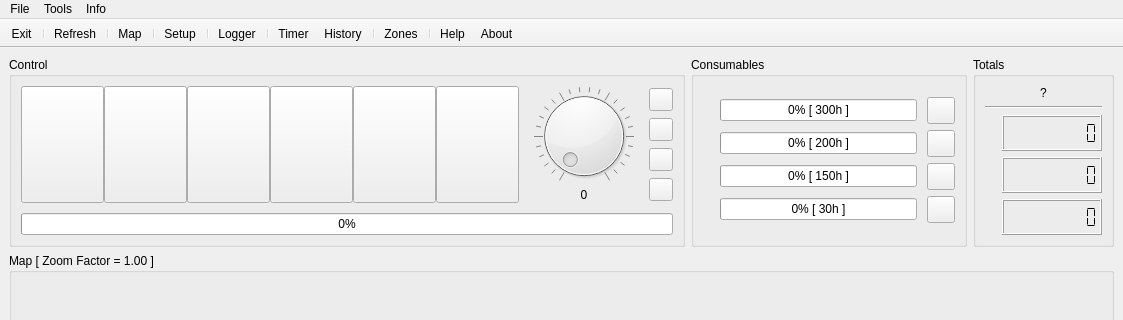
Before: the Qt Designer form res/ui/mainwindow.ui in LazyT/rrcc, drawn with Qt 5; both pictures show x 0 to 1123 and y 0 to 320 of the 1123 by 533 pixel window.
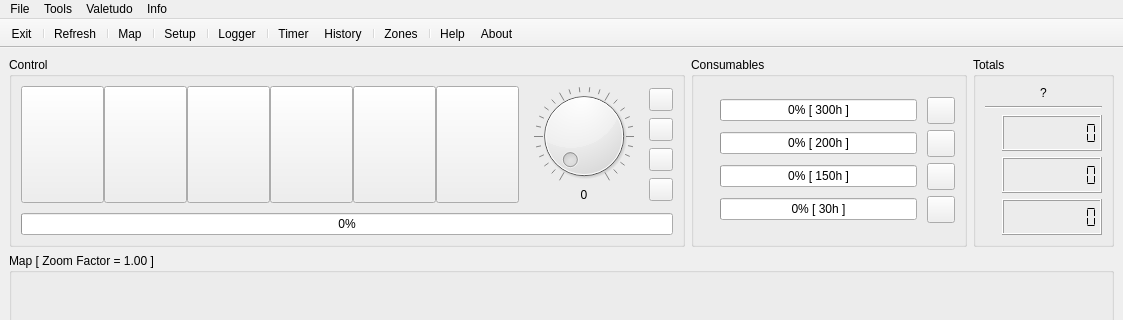
After: the same form once the commit is applied. Icons and pictures are not drawn.

Commit message: add valetudo installer/uninstaller

```diff
--- a/res/ui/mainwindow.ui
+++ b/res/ui/mainwindow.ui
@@ -741,8 +741,16 @@
     <addaction name="separator"/>
     <addaction name="actionLogger"/>
    </widget>
+   <widget class="QMenu" name="menuValetudo">
+    <property name="title">
+     <string>Valetudo</string>
+    </property>
+    <addaction name="actionValetudoInstall"/>
+    <addaction name="actionValetudoUninstall"/>
+   </widget>
    <addaction name="menuFile"/>
    <addaction name="menuTools"/>
+   <addaction name="menuValetudo"/>
    <addaction name="menuHelp"/>
   </widget>
   <widget class="QStatusBar" name="statusbar"/>
```
Left out of the diff: 30 changed lines with no effect on the pictures. The commit also changes 16 other files.
